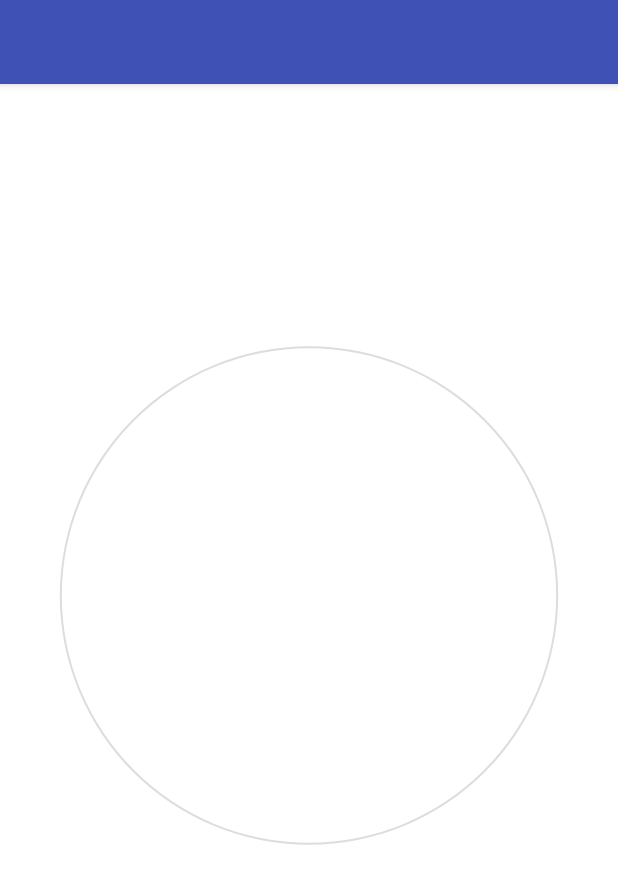
After one commit to RPGFitnessTeam/RPGFitness, an Android app: the layout all_goals.xml on its own in the app's theme, with its tools: preview values and no code run, on a phone screen of 412 x 824 dp. The commit adds this screen. Shown: the top 884 px of the screen. Run offline under Robolectric (Android 15) with nearby library versions, the phone set to English and light mode, and no system bars.

Commit message:
Arthur added Tips and initial view for goals.
I created an extendable view list for displaying tips, and created a
view to display the progress bar that represents a user's progress
towards a goal. I'm unable to show more than one at the moment. I
created 16 local tips to test the extendable view list. All of the
children contain links that will take the user to an article.

```diff
--- /dev/null
+++ b/RPG_Fitness_App/app/src/main/res/drawable/background.xml
@@ -0,0 +1,8 @@
+<?xml version="1.0" encoding="utf-8"?>
+<shape xmlns:android="http://schemas.android.com/apk/res/android"
+    android:shape="ring"
+    android:innerRadiusRatio="2.5"
+    android:thickness="1dp"
+    android:useLevel="false">
+    <solid android:color="#DDD"/>
+</shape>
--- /dev/null
+++ b/RPG_Fitness_App/app/src/main/res/drawable/progress_bar.xml
@@ -0,0 +1,20 @@
+<?xml version="1.0" encoding="utf-8"?>
+<rotate xmlns:android="http://schemas.android.com/apk/res/android"
+    android:fromDegrees="270"
+    android:toDegrees="270">
+    <shape
+        android:innerRadiusRatio="2.5"
+        android:shape="ring"
+        android:thickness="1dp"
+        android:useLevel="true"
+        >
+        <gradient
+            android:angle="0"
+            android:endColor="#00FDCC"
+            android:startColor="#00FDCC"
+            android:type="sweep"
+            android:useLevel="false"
+            />
+    </shape>
+
+</rotate>
--- /dev/null
+++ b/RPG_Fitness_App/app/src/main/res/layout/all_goals.xml
@@ -0,0 +1,40 @@
+
+<RelativeLayout xmlns:android="http://schemas.android.com/apk/res/android"
+xmlns:tools="http://schemas.android.com/tools"
+xmlns:app="http://schemas.android.com/apk/res-auto"
+android:orientation="vertical"
+android:layout_width="match_parent"
+android:layout_height="match_parent"
+tools:context="co.rpg_fitness_app.android.rpg_fitness_app.fitness_Package.GoalActive"
+android:background="#FFFFFF">
+
+<android.support.v7.widget.Toolbar
+    android:id="@+id/my_toolbar"
+    android:layout_width="match_parent"
+    android:layout_height="?attr/actionBarSize"
+    android:background="?attr/colorPrimary"
+    android:elevation="4dp"
+    android:theme="@style/ThemeOverlay.AppCompat.ActionBar"
+    app:popupTheme="@style/ThemeOverlay.AppCompat.Light"/>
+
+<ProgressBar
+    android:id="@+id/goalProgress"
+
+    android:layout_width="match_parent"
+    android:layout_height="match_parent"
+    android:layout_centerHorizontal="true"
+    android:indeterminate="false"
+    android:progressDrawable="@drawable/progress_bar"
+    android:background="@drawable/background"
+    style="?android:attr/progressBarStyleHorizontal"
+    android:layout_marginBottom="30dp"
+    android:max="100"/>
+
+
+<TextView
+    android:id="@+id/goalText"
+    android:layout_width="match_parent"
+    android:layout_height="match_parent"
+    android:textSize="20dp" />
+/>
+</RelativeLayout>
--- a/RPG_Fitness_App/build.gradle
+++ b/RPG_Fitness_App/build.gradle
@@ -5,7 +5,7 @@ buildscript {
         jcenter()
     }
     dependencies {
-        classpath 'com.android.tools.build:gradle:2.2.3'
+        classpath 'com.android.tools.build:gradle:2.3.0'
 
         // NOTE: Do not place your application dependencies here; they belong
         // in the individual module build.gradle files
```
Also changed, not shown: RPG_Fitness_App/app/src/main/java/co/rpg_fitness_app/android/rpg_fitness_app/fitness_Package/Goal.java (added, +78 -0 lines), RPG_Fitness_App/app/src/main/java/co/rpg_fitness_app/android/rpg_fitness_app/fitness_Package/GoalActive.java (added, +49 -0 lines), RPG_Fitness_App/app/src/main/java/co/rpg_fitness_app/android/rpg_fitness_app/fitness_Package/TipMaster.java (added, +119 -0 lines), RPG_Fitness_App/app/src/main/java/co/rpg_fitness_app/android/rpg_fitness_app/fitness_Package/Tips.java (added, +81 -0 lines), RPG_Fitness_App/app/src/main/java/co/rpg_fitness_app/android/rpg_fitness_app/fitness_Package/tipAdapter.java (added, +108 -0 lines), RPG_Fitness_App/app/src/main/res/layout/activity_goal_active.xml (added, +9 -0 lines), RPG_Fitness_App/app/src/main/res/layout/child_layout.xml (added, +16 -0 lines), RPG_Fitness_App/app/src/main/res/layout/goal_main.xml (added, +8 -0 lines), RPG_Fitness_App/app/src/main/res/layout/parent_layout.xml (added, +16 -0 lines), RPG_Fitness_App/app/src/main/res/layout/tip_main.xml (added, +29 -0 lines), RPG_Fitness_App/app/src/main/res/values/strings.xml (+50 -0 lines), RPG_Fitness_App/gradle/wrapper/gradle-wrapper.properties.
